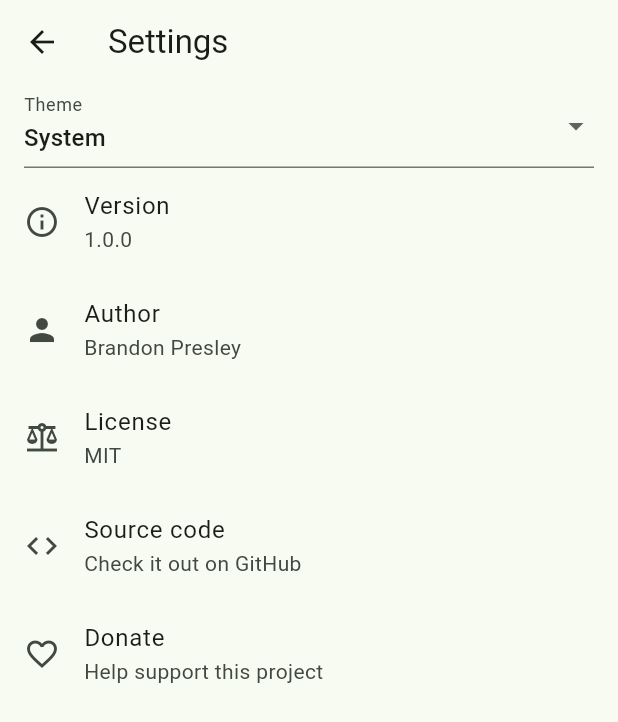
After one commit to brandonp2412/MarketMonk, a Flutter app: the screen it shows after launch, after a tap on the "settings" icon, on a phone screen of 412 x 824 dp. The commit adds this screen. Shown: the top 722 px of the screen. Run offline on Flutter 3.47's test engine with Material 3 defaults, Android fonts, the phone set to English and light mode, and no system bars; our stand-ins replace drift, drift_flutter, fl_chart, package_info_plus, shared_preferences; missing offline and left inert: drift_dev, yahoo_finance_data_reader; accounts and stored records are empty; generated files the repository leaves out were written again.

Commit message:
Add theme setting & about info

```diff
--- a/lib/chart_page.dart
+++ b/lib/chart_page.dart
@@ -7,6 +7,7 @@ import 'package:flutter/material.dart' as material;
 import 'package:intl/intl.dart';
 import 'package:market_monk/database.dart';
 import 'package:market_monk/main.dart';
+import 'package:market_monk/settings_page.dart';
 import 'package:market_monk/symbol.dart';
 import 'package:market_monk/ticker_line.dart';
 import 'package:market_monk/utils.dart';
@@ -27,7 +28,8 @@ class ChartPage extends StatefulWidget {
   State<ChartPage> createState() => _ChartPageState();
 }
 
-class _ChartPageState extends State<ChartPage> {
+class _ChartPageState extends State<ChartPage>
+    with AutomaticKeepAliveClientMixin {
   TextEditingController stock = TextEditingController(text: "");
   String? favoriteStock;
   List<Symbol> symbols = [];
@@ -154,7 +156,19 @@ class _ChartPageState extends State<ChartPage> {
                     baseOffset: 0,
                     extentOffset: stock.text.length,
                   ),
-                  onChanged: (text) {},
+                  trailing: [
+                    IconButton(
+                      onPressed: () {
+                        Navigator.push(
+                          context,
+                          MaterialPageRoute(
+                            builder: (context) => const SettingsPage(),
+                          ),
+                        );
+                      },
+                      icon: const Icon(Icons.settings),
+                    ),
+                  ],
                   onSubmitted: (text) {
                     String? selection;
 
@@ -516,4 +530,7 @@ class _ChartPageState extends State<ChartPage> {
       ),
     );
   }
+
+  @override
+  bool get wantKeepAlive => true;
 }
--- a/lib/main.dart
+++ b/lib/main.dart
@@ -2,9 +2,37 @@ import 'package:flutter/material.dart';
 import 'package:market_monk/chart_page.dart';
 import 'package:market_monk/database.dart';
 import 'package:market_monk/portfolio_page.dart';
+import 'package:market_monk/settings_state.dart';
+import 'package:provider/provider.dart';
+import 'package:shared_preferences/shared_preferences.dart';
 
-void main() {
-  runApp(const MyApp());
+void main() async {
+  final prefs = await SharedPreferences.getInstance();
+  final theme = prefs.getString('theme');
+
+  ThemeMode themeMode;
+  switch (theme) {
+    case 'ThemeMode.system':
+      themeMode = ThemeMode.system;
+      break;
+    case 'ThemeMode.dark':
+      themeMode = ThemeMode.dark;
+      break;
+    case 'ThemeMode.light':
+      themeMode = ThemeMode.light;
+      break;
+    default:
+      themeMode = ThemeMode.system;
+      break;
+  }
+
+  final settings = SettingsState(themeMode);
+  runApp(
+    ChangeNotifierProvider.value(
+      value: settings,
+      child: const MyApp(),
+    ),
+  );
 }
 
 Database db = Database();
@@ -14,12 +42,21 @@ class MyApp extends StatelessWidget {
 
   @override
   Widget build(BuildContext context) {
+    final settings = context.watch<SettingsState>();
+
     return MaterialApp(
       title: 'MarketMonk',
       theme: ThemeData(
         colorScheme: ColorScheme.fromSeed(seedColor: const Color(0xFF4CAF50)),
         useMaterial3: true,
       ),
+      darkTheme: ThemeData(
+        colorScheme: ColorScheme.fromSeed(
+          seedColor: const Color(0xFF4CAF50),
+          brightness: Brightness.dark,
+        ),
+      ),
+      themeMode: settings.theme,
       home: const MyHomePage(),
     );
   }
--- /dev/null
+++ b/lib/settings_page.dart
@@ -0,0 +1,132 @@
+import 'dart:io';
+
+import 'package:flutter/material.dart';
+import 'package:market_monk/settings_state.dart';
+import 'package:provider/provider.dart';
+import 'package:shared_preferences/shared_preferences.dart';
+import 'package:package_info_plus/package_info_plus.dart';
+import 'package:url_launcher/url_launcher_string.dart';
+
+class SettingsPage extends StatefulWidget {
+  const SettingsPage({super.key});
+
+  @override
+  State<SettingsPage> createState() => _SettingsPageState();
+}
+
+class _SettingsPageState extends State<SettingsPage> {
+  @override
+  Widget build(BuildContext context) {
+    final packageInfo = PackageInfo.fromPlatform();
+
+    return Scaffold(
+      appBar: AppBar(
+        title: const Text("Settings"),
+      ),
+      body: ListView(
+        children: [
+          Padding(
+            padding: const EdgeInsets.symmetric(horizontal: 16.0),
+            child: DropdownButtonFormField<ThemeMode>(
+              value: ThemeMode.system,
+              decoration: const InputDecoration(
+                labelStyle: TextStyle(),
+                labelText: 'Theme',
+              ),
+              items: const [
+                DropdownMenuItem(
+                  value: ThemeMode.system,
+                  child: Text("System"),
+                ),
+                DropdownMenuItem(
+                  value: ThemeMode.dark,
+                  child: Text("Dark"),
+                ),
+                DropdownMenuItem(
+                  value: ThemeMode.light,
+                  child: Text("Light"),
+                ),
+              ],
+              onChanged: (value) async {
+                if (value == null) return;
+                final settings = context.read<SettingsState>();
+                settings.setTheme(value);
+                final prefs = await SharedPreferences.getInstance();
+                prefs.setString('theme', value.toString());
+              },
+            ),
+          ),
+          ListTile(
+            leading: const Icon(Icons.info_outline),
+            title: const Text("Version"),
+            subtitle: FutureBuilder(
+              future: packageInfo,
+              builder: (context, snapshot) =>
+                  Text(snapshot.data?.version ?? "1.0.0"),
+            ),
+            onTap: () async {
+              if (Platform.isIOS || Platform.isMacOS) return;
+              const url = 'https://github.com/brandonp2412/MarketMonk/releases';
+              if (await canLaunchUrlString(url)) await launchUrlString(url);
+            },
+          ),
+          ListTile(
+            title: const Text("Author"),
+            leading: const Icon(Icons.person),
+            subtitle: FutureBuilder(
+              future: packageInfo,
+              builder: (context, snapshot) => const Text("Brandon Presley"),
+            ),
+            onTap: () async {
+              if (Platform.isIOS || Platform.isMacOS) return;
+              const url = 'https://github.com/brandonp2412';
+              if (await canLaunchUrlString(url)) await launchUrlString(url);
+            },
+          ),
+          ListTile(
+            title: const Text("License"),
+            leading: const Icon(Icons.balance),
+            subtitle: FutureBuilder(
+              future: packageInfo,
+              builder: (context, snapshot) => const Text("MIT"),
+            ),
+            onTap: () async {
+              if (Platform.isIOS || Platform.isMacOS) return;
+              const url =
+                  'https://github.com/brandonp2412/MarketMonk?tab=MIT-1-ov-file#readme';
+              if (await canLaunchUrlString(url)) await launchUrlString(url);
+            },
+          ),
+          ListTile(
+            title: const Text("Source code"),
+            leading: const Icon(Icons.code),
+            subtitle: FutureBuilder(
+              future: packageInfo,
+              builder: (context, snapshot) =>
+                  const Text("Check it out on GitHub"),
+            ),
+            onTap: () async {
+              if (Platform.isIOS || Platform.isMacOS) return;
+              const url = 'https://github.com/brandonp2412/MarketMonk';
+              if (await canLaunchUrlString(url)) await launchUrlString(url);
+            },
+          ),
+          ListTile(
+            title: const Text("Donate"),
+            leading: const Icon(Icons.favorite_outline),
+            subtitle: FutureBuilder(
+              future: packageInfo,
+              builder: (context, snapshot) =>
+                  const Text("Help support this project"),
+            ),
+            onTap: () async {
+              if (Platform.isIOS || Platform.isMacOS) return;
+              const url = 'https://github.com/sponsors/brandonp2412';
+              if (await canLaunchUrlString(url)) await launchUrlString(url);
+            },
+          ),
+        ],
+      ),
+    );
+  }
+}
--- /dev/null
+++ b/lib/settings_state.dart
@@ -0,0 +1,15 @@
+import 'package:flutter/material.dart';
+
+class SettingsState extends ChangeNotifier {
+  ThemeMode theme = ThemeMode.system;
+
+  SettingsState(ThemeMode? value) {
+    if (value != null) theme = value;
+    notifyListeners();
+  }
+
+  void setTheme(ThemeMode value) {
+    theme = value;
+    notifyListeners();
+  }
+}
--- a/pubspec.yaml
+++ b/pubspec.yaml
@@ -22,6 +22,9 @@ dependencies:
   sqlite3_flutter_libs: ^0.5.28
   flutter_launcher_icons: ^0.14.2
   shared_preferences: ^2.3.5
+  provider: ^6.1.2
+  package_info_plus: ^8.1.3
+  url_launcher: ^6.3.1
 
 dev_dependencies:
   flutter_test:
```
Also changed, not shown: pubspec.lock, 5 other files.
